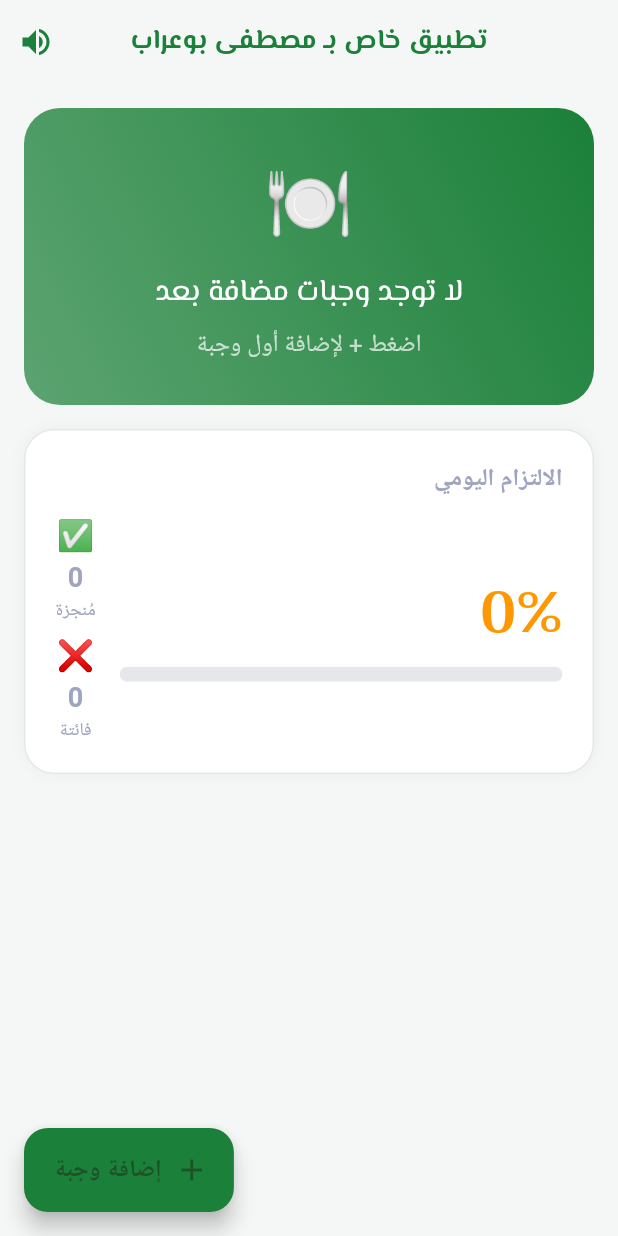
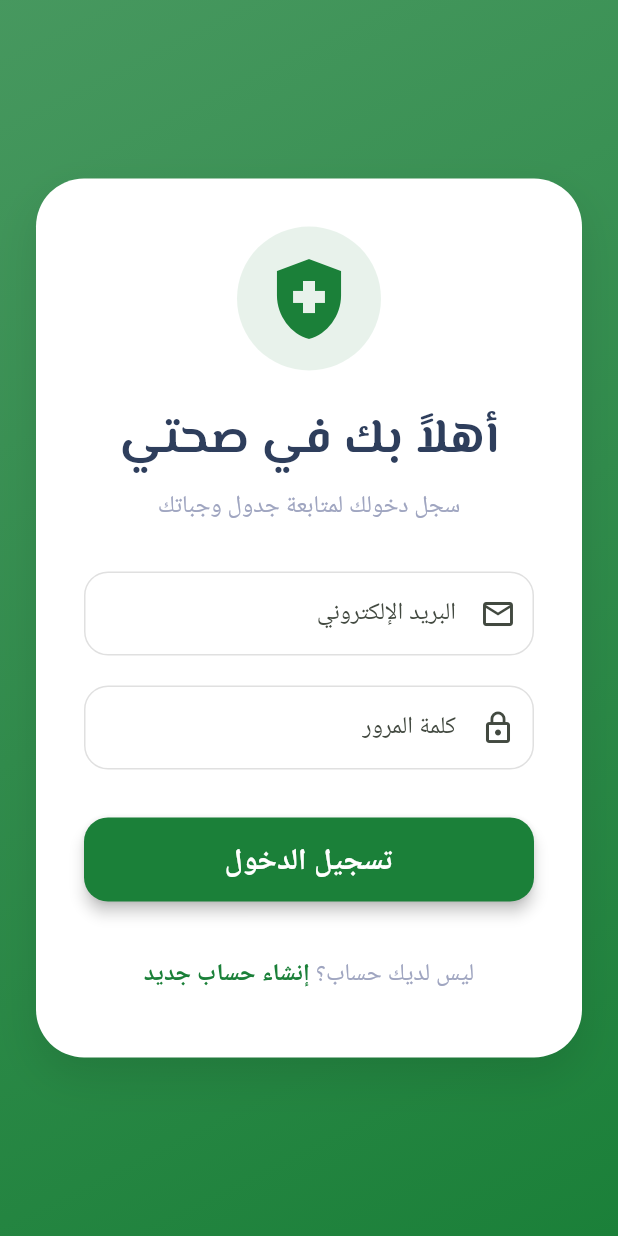
Before and after one commit to deianouah/Sihati, a Flutter app: the screen it shows after launch, on a phone screen of 412 x 824 dp. Run offline on Flutter 3.47's test engine with Material 3 defaults, Android fonts, the phone set to English and light mode, and no system bars; our stand-ins replace firebase_core, flutter_local_notifications, flutter_secure_storage, flutter_tts, google_fonts, hive and 3 more; missing offline and left inert: google_mlkit_text_recognition; accounts and stored records are empty; Roboto replaces fonts that are missing (Tajawal).

Commit message:
🌟 UI overhaul: premium login screen, updated auth service, OCR integration, design tweaks

```diff
--- a/lib/main.dart
+++ b/lib/main.dart
@@ -1,12 +1,16 @@
 import 'package:flutter/material.dart';
+import 'package:firebase_core/firebase_core.dart';
+import 'firebase_options.dart';
 import 'package:intl/date_symbol_data_local.dart';
-import 'package:provider/provider.dart';
 
 import 'services/hive_service.dart';
 import 'services/notification_service.dart';
 import 'theme/app_theme.dart';
+import 'package:provider/provider.dart';
 import 'providers/meal_provider.dart';
 import 'screens/home_screen.dart';
+import 'screens/signup_screen.dart';
+import 'screens/login_screen.dart';
 
 /// Global navigator key — allows notification taps to push screens from outside widget tree
 final GlobalKey<NavigatorState> navigatorKey = GlobalKey<NavigatorState>();
@@ -14,6 +18,10 @@ final GlobalKey<NavigatorState> navigatorKey = GlobalKey<NavigatorState>();
 void main() async {
   WidgetsFlutterBinding.ensureInitialized();
 
+  // Initialize Firebase
+  await Firebase.initializeApp(
+      options: DefaultFirebaseOptions.currentPlatform,
+    );
   // Initialize Hive
   await HiveService.init();
 
@@ -43,7 +51,11 @@ class SihatiApp extends StatelessWidget {
       debugShowCheckedModeBanner: false,
       theme: AppTheme.lightTheme,
       navigatorKey: navigatorKey,
-      home: const HomeScreen(),
+      home: const LoginScreen(),
+      routes: {
+        '/dashboard': (context) => const HomeScreen(),
+        '/signup': (context) => const SignupScreen(),
+      },
       builder: (context, child) {
         return Directionality(
           textDirection: TextDirection.rtl,
--- /dev/null
+++ b/lib/screens/login_screen.dart
@@ -0,0 +1,242 @@
+import 'package:flutter/material.dart';
+import 'package:google_fonts/google_fonts.dart';
+import '../services/auth_service.dart';
+import '../theme/app_theme.dart';
+
+class LoginScreen extends StatefulWidget {
+  const LoginScreen({super.key});
+
+  @override
+  State<LoginScreen> createState() => _LoginScreenState();
+}
+
+class _LoginScreenState extends State<LoginScreen> with SingleTickerProviderStateMixin {
+  final _emailController = TextEditingController();
+  final _passwordController = TextEditingController();
+  bool _loading = false;
+  final _formKey = GlobalKey<FormState>();
+
+  late AnimationController _animController;
+  late Animation<double> _fadeAnimation;
+  late Animation<Offset> _slideAnimation;
+
+  @override
+  void initState() {
+    super.initState();
+    _animController = AnimationController(
+      vsync: this,
+      duration: const Duration(milliseconds: 1200),
+    );
+    _fadeAnimation = Tween<double>(begin: 0.0, end: 1.0).animate(
+      CurvedAnimation(parent: _animController, curve: Curves.easeIn),
+    );
+    _slideAnimation = Tween<Offset>(begin: const Offset(0, 0.2), end: Offset.zero).animate(
+      CurvedAnimation(parent: _animController, curve: Curves.easeOutCubic),
+    );
+    _animController.forward();
+  }
+
+  @override
+  void dispose() {
+    _animController.dispose();
+    _emailController.dispose();
+    _passwordController.dispose();
+    super.dispose();
+  }
+
+  Future<void> _login() async {
+    if (!_formKey.currentState!.validate()) return;
+    setState(() { _loading = true; });
+    try {
+      await AuthService().signIn(
+        _emailController.text.trim(),
+        _passwordController.text.trim(),
+      );
+      if (!mounted) return;
+      Navigator.of(context).pushReplacementNamed('/dashboard');
+    } catch (e) {
+      ScaffoldMessenger.of(context).showSnackBar(
+        SnackBar(
+          content: Text('خطأ: $e', style: GoogleFonts.tajawal(fontSize: 16)),
+          backgroundColor: AppTheme.errorColor,
+          behavior: SnackBarBehavior.floating,
+        ),
+      );
+    } finally {
+      if (mounted) setState(() { _loading = false; });
+    }
+  }
+
+  @override
+  Widget build(BuildContext context) {
+    return Scaffold(
+      body: Container(
+        decoration: BoxDecoration(
+          gradient: LinearGradient(
+            colors: [AppTheme.primaryColor.withValues(alpha: 0.8), AppTheme.primaryColor],
+            begin: Alignment.topLeft,
+            end: Alignment.bottomRight,
+          ),
+        ),
+        child: Center(
+          child: SingleChildScrollView(
+            padding: const EdgeInsets.all(24.0),
+            child: FadeTransition(
+              opacity: _fadeAnimation,
+              child: SlideTransition(
+                position: _slideAnimation,
+                child: Container(
+                  padding: const EdgeInsets.all(32),
+                  decoration: BoxDecoration(
+                    color: Colors.white,
+                    borderRadius: BorderRadius.circular(32),
+                    boxShadow: [
+                      BoxShadow(
+                        color: Colors.black.withValues(alpha: 0.1),
+                        blurRadius: 24,
+                        offset: const Offset(0, 12),
+                      ),
+                    ],
+                  ),
+                  child: Form(
+                    key: _formKey,
+                    child: Column(
+                      mainAxisSize: MainAxisSize.min,
+                      children: [
+                        // Logo Icon
+                        Container(
+                          padding: const EdgeInsets.all(16),
+                          decoration: BoxDecoration(
+                            color: AppTheme.primaryColor.withValues(alpha: 0.1),
+                            shape: BoxShape.circle,
+                          ),
+                          child: const Icon(
+                            Icons.health_and_safety,
+                            size: 64,
+                            color: AppTheme.primaryColor,
+                          ),
+                        ),
+                        const SizedBox(height: 24),
+                        Text(
+                          'أهلاً بك في صحتي',
+                          style: GoogleFonts.elMessiri(
+                            fontSize: 32,
+                            fontWeight: FontWeight.bold,
+                            color: AppTheme.textPrimary,
+                          ),
+                        ),
+                        const SizedBox(height: 8),
+                        Text(
+                          'سجل دخولك لمتابعة جدول وجباتك',
+                          style: GoogleFonts.tajawal(
+                            fontSize: 16,
+                            color: AppTheme.textSecondary,
+                          ),
+                        ),
+                        const SizedBox(height: 32),
+                        // Email Field
+                        TextFormField(
+                          controller: _emailController,
+                          keyboardType: TextInputType.emailAddress,
+                          decoration: InputDecoration(
+                            labelText: 'البريد الإلكتروني',
+                            prefixIcon: const Icon(Icons.email_outlined),
+                            border: OutlineInputBorder(
+                              borderRadius: BorderRadius.circular(16),
+                              borderSide: BorderSide(color: Colors.grey.shade300),
+                            ),
+                            enabledBorder: OutlineInputBorder(
+                              borderRadius: BorderRadius.circular(16),
+                              borderSide: BorderSide(color: Colors.grey.shade300),
+                            ),
+                            focusedBorder: OutlineInputBorder(
+                              borderRadius: BorderRadius.circular(16),
+                              borderSide: const BorderSide(color: AppTheme.primaryColor, width: 2),
+                            ),
+                          ),
+                          validator: (v) => v != null && v.contains('@') ? null : 'يرجى إدخال بريد صحيح',
+                        ),
+                        const SizedBox(height: 20),
+                        // Password Field
+                        TextFormField(
+                          controller: _passwordController,
+                          obscureText: true,
+                          decoration: InputDecoration(
+                            labelText: 'كلمة المرور',
+                            prefixIcon: const Icon(Icons.lock_outline),
+                            border: OutlineInputBorder(
+                              borderRadius: BorderRadius.circular(16),
+                            ),
+                            enabledBorder: OutlineInputBorder(
+                              borderRadius: BorderRadius.circular(16),
+                              borderSide: BorderSide(color: Colors.grey.shade300),
+                            ),
+                            focusedBorder: OutlineInputBorder(
+                              borderRadius: BorderRadius.circular(16),
+                              borderSide: const BorderSide(color: AppTheme.primaryColor, width: 2),
+                            ),
+                          ),
+                          validator: (v) => v != null && v.length >= 6 ? null : 'الحد الأدنى 6 أحرف',
+                        ),
+                        const SizedBox(height: 32),
+                        // Login Button
+                        SizedBox(
+                          width: double.infinity,
+                          height: 56,
+                          child: ElevatedButton(
+                            style: ElevatedButton.styleFrom(
+                              backgroundColor: AppTheme.primaryColor,
+                              foregroundColor: Colors.white,
+                              shape: RoundedRectangleBorder(
+                                borderRadius: BorderRadius.circular(16),
+                              ),
+                              elevation: 4,
+                            ),
+                            onPressed: _loading ? null : _login,
+                            child: _loading
+                                ? const SizedBox(
+                                    width: 24,
+                                    height: 24,
+                                    child: CircularProgressIndicator(color: Colors.white, strokeWidth: 3),
+                                  )
+                                : Text(
+                                    'تسجيل الدخول',
+                                    style: GoogleFonts.tajawal(
+                                      fontSize: 20,
+                                      fontWeight: FontWeight.bold,
+                                    ),
+                                  ),
+                          ),
+                        ),
+                        const SizedBox(height: 24),
+                        // Signup Link
+                        TextButton(
+                          onPressed: () => Navigator.of(context).pushNamed('/signup'),
+                          child: RichText(
+                            text: TextSpan(
+                              style: GoogleFonts.tajawal(fontSize: 16, color: AppTheme.textSecondary),
+                              children: const [
+                                TextSpan(text: 'ليس لديك حساب؟ '),
+                                TextSpan(
+                                  text: 'إنشاء حساب جديد',
+                                  style: TextStyle(
+                                    color: AppTheme.primaryColor,
+                                    fontWeight: FontWeight.bold,
+                                  ),
+                                ),
+                              ],
+                            ),
+                          ),
+                        ),
+                      ],
+                    ),
+                  ),
+                ),
+              ),
+            ),
+          ),
+        ),
+      ),
+    );
+  }
+}
```
Also changed, not shown: lib/screens/add_meal_screen.dart (+34 -1 lines), lib/screens/home_screen.dart (+7 -7 lines), lib/screens/signup_screen.dart (added, +86 -0 lines), lib/services/auth_service.dart (added, +30 -0 lines), pubspec.yaml (+8 -1 lines), lib/firebase_options.dart (added), pubspec.lock, 10 other files.
